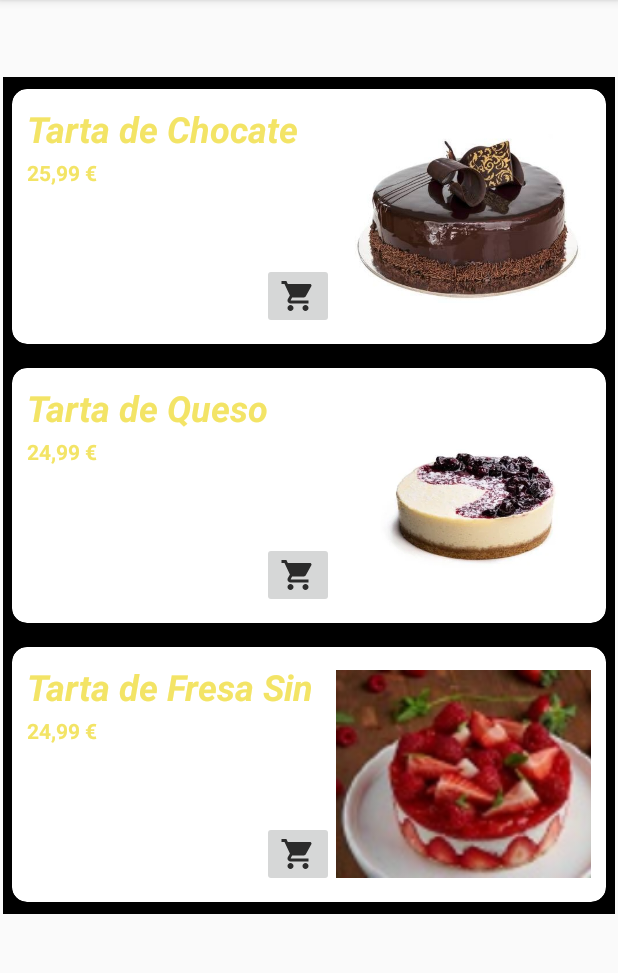
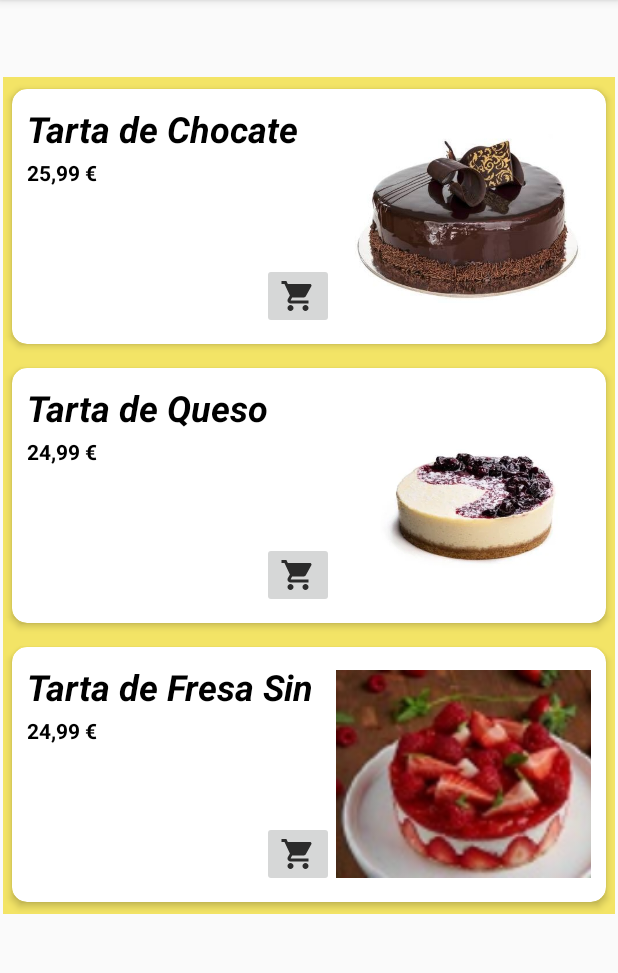
Before and after one commit to Michel-Rodriguez/TartAttack, an Android app: the TartasSinGluten screen opened directly, with no data from a screen before it, on a phone screen of 412 x 824 dp, the part 84-1057 px from its top. Run offline under Robolectric (Android 15) with nearby library versions, the phone set to English and light mode, and no system bars.

Commit message:
Cambios hechos:
* Clase HomeActivity.java declarada como clase padre extendiendo todos sus metodos a las clases que deseamos que sean hijas... Metodos que extiende:

     -onCreationOptions Menu  //Creacion de menu
     -onOptionsItemSelected  //Creacion de items del menu
     -comprar   //Metodo que se usa en la lista personalizada para añadir productos a la cesta
     -Intent's para cambiar de activity

* Creacion de ListView personalizada (mi_fila_personalizada)

```diff
--- a/app/src/main/java/com/example/tartattack/HomeActivity.java
+++ b/app/src/main/java/com/example/tartattack/HomeActivity.java
@@ -1,14 +1,24 @@
 package com.example.tartattack;
 
+import android.content.Context;
 import android.content.Intent;
 import android.support.annotation.NonNull;
+import android.support.annotation.Nullable;
 import android.support.v7.app.AppCompatActivity;
 import android.os.Bundle;
 import android.util.Log;
+import android.view.LayoutInflater;
 import android.view.Menu;
 import android.view.MenuItem;
 import android.view.View;
+import android.view.ViewGroup;
+import android.widget.ArrayAdapter;
+import android.widget.ImageView;
+import android.widget.TextView;
 import android.widget.Toast;
+
+import java.util.ArrayList;
+import java.util.List;
 
 
 public class HomeActivity extends AppCompatActivity {   //Clase Padre
@@ -58,7 +68,7 @@ public class HomeActivity extends AppCompatActivity {   //Clase Padre
         int id = item.getItemId();
 
         if(id == R.id.idClasicas){
-            openM4();
+            openClasicas();
             Log.i("Tag intent", "Intent a t.Clasicas");
             return true;
         }
@@ -81,12 +91,12 @@ public class HomeActivity extends AppCompatActivity {   //Clase Padre
 
     //****Metodos que heredan al resto de clases
 
-    public void openCambio() {
-        Intent intentCambio = new Intent(this, MainActivity3.class);
+    public void accesoImg(View vv) {
+        Intent intentCambio = new Intent(this, TartasClasicas.class);
         startActivity(intentCambio);
     }
 
-    public void openM4(){
+    public void openClasicas(){
         Intent intentClasicas = new Intent(this, TartasClasicas.class);
         startActivity(intentClasicas);
     }
@@ -103,4 +113,69 @@ public class HomeActivity extends AppCompatActivity {   //Clase Padre
     }
 
 
+    // Clase Tarta y Metodos para Adaptar ListView,
+
+
+    public class MiAdaptador extends ArrayAdapter<Tarta> {
+        private int mResource;
+        private ArrayList<Tarta> misTartas;
+
+        public MiAdaptador(@NonNull Context context, int resource, @NonNull List<Tarta> objects) {
+            super(context, resource, objects);
+            mResource = resource;
+            misTartas = (ArrayList<Tarta>) objects;
+        }
+
+        //Este método sólo es necesario reescribirlo si el adaptador se enchufa a un spinner
+        @Override
+        public View getDropDownView(int position, @Nullable View convertView, @NonNull ViewGroup parent) {
+            return crearFila(position, convertView, parent);
+        }
+
+        @NonNull
+        @Override
+        public View getView(int position, @Nullable View convertView, @NonNull ViewGroup parent) {
+            //indiceCancion = misCanciones.get(position).titulo;
+            return crearFila(position, convertView, parent);
+        }
+
+        private View crearFila(int position, @Nullable View convertView, @NonNull ViewGroup parent) {
+            //Este método es invocado tantas veces como "filas" se pinten en la actividad
+
+            LayoutInflater miInflador = getLayoutInflater();
+            View miFila = miInflador.inflate(mResource, parent, false);
+
+            TextView txtTarta = miFila.findViewById(R.id.txtTarta);
+            TextView txtPrecio = miFila.findViewById(R.id.txtPrecio);
+            ImageView imgTarta = miFila.findViewById(R.id.imgTarta);
+
+            txtTarta.setText(misTartas.get(position).nombreTarta);
+            txtPrecio.setText(misTartas.get(position).precio);
+            imgTarta.setImageResource(misTartas.get(position).imagen);
+
+            return miFila;
+        }
+    }
+
+
+
+    //**Clase Tarta para añadir a la lista personalizada**
+    public class Tarta {
+
+        String nombreTarta;
+        String precio;
+        int imagen;
+
+        public  Tarta (String nombreTarta, String precio, int imagen){  //Constructor de la clase Tarta
+
+            this.nombreTarta = nombreTarta;
+            this.precio = precio;
+            this.imagen = imagen;
+
+        }
+
+
+    }
+
+
 }
--- a/app/src/main/java/com/example/tartattack/TartasSinGluten.java
+++ b/app/src/main/java/com/example/tartattack/TartasSinGluten.java
@@ -56,6 +56,7 @@ public class TartasSinGluten extends HomeActivity implements AdapterView.OnItemC
 
 
 
+
     @Override
     public void onItemClick(AdapterView<?> adapterView, View view, int position, long l) {
 
@@ -63,7 +64,7 @@ public class TartasSinGluten extends HomeActivity implements AdapterView.OnItemC
     }
 
 
-    public class MiAdaptador extends ArrayAdapter<Tarta> {
+   /* public class MiAdaptador extends ArrayAdapter<Tarta> {
         private int mResource;
         private ArrayList<Tarta> misTartas;
 
@@ -122,7 +123,7 @@ public class TartasSinGluten extends HomeActivity implements AdapterView.OnItemC
         }
 
 
-    }
+    }*/
 
 
 }
--- a/app/src/main/res/layout/home_activity.xml
+++ b/app/src/main/res/layout/home_activity.xml
@@ -96,6 +96,7 @@
             android:layout_height="match_parent"
             android:layout_weight="1"
             android:background="@color/white"
+            android:onClick="accesoImg"
             app:srcCompat="@drawable/tarta3ch"
             tools:ignore="SpeakableTextPresentCheck" />
 
@@ -105,6 +106,7 @@
             android:layout_height="match_parent"
             android:layout_weight="1"
             android:background="@color/white"
+            android:onClick="accesoImg"
             app:srcCompat="@drawable/tartafresssr"
             tools:ignore="SpeakableTextPresentCheck" />
 
@@ -114,6 +116,7 @@
             android:layout_height="match_parent"
             android:layout_weight="1"
             android:background="@color/white"
+            android:onClick="accesoImg"
             app:srcCompat="@drawable/tartadulcelche"
             tools:ignore="SpeakableTextPresentCheck" />
     </TableRow>
--- a/app/src/main/res/layout/mi_fila_personalizada.xml
+++ b/app/src/main/res/layout/mi_fila_personalizada.xml
@@ -5,10 +5,11 @@
     android:id="@+id/linearLayout"
     android:layout_width="match_parent"
     android:layout_height="wrap_content"
-    android:background="@color/black">
+    android:background="#F3E466">
 
 
     <android.support.v7.widget.CardView
+        android:background="@color/black"
         android:layout_width="match_parent"
         android:layout_height="wrap_content"
         app:cardBackgroundColor="#FFF"
@@ -32,7 +33,7 @@
                 android:layout_height="36dp"
                 android:layout_marginEnd="9dp"
                 android:text="TextView"
-                android:textColor="#F3E466"
+                android:textColor="@color/black"
                 android:textSize="24sp"
                 android:textStyle="bold|italic"
                 app:layout_constraintEnd_toStartOf="@+id/imgTarta"
@@ -54,7 +55,7 @@
                 android:layout_width="wrap_content"
                 android:layout_height="wrap_content"
                 android:text="TextView"
-                android:textColor="#F3E466"
+                android:textColor="@color/black"
                 android:textStyle="bold"
                 app:layout_constraintStart_toStartOf="parent"
                 app:layout_constraintTop_toBottomOf="@+id/txtTarta" />
```
